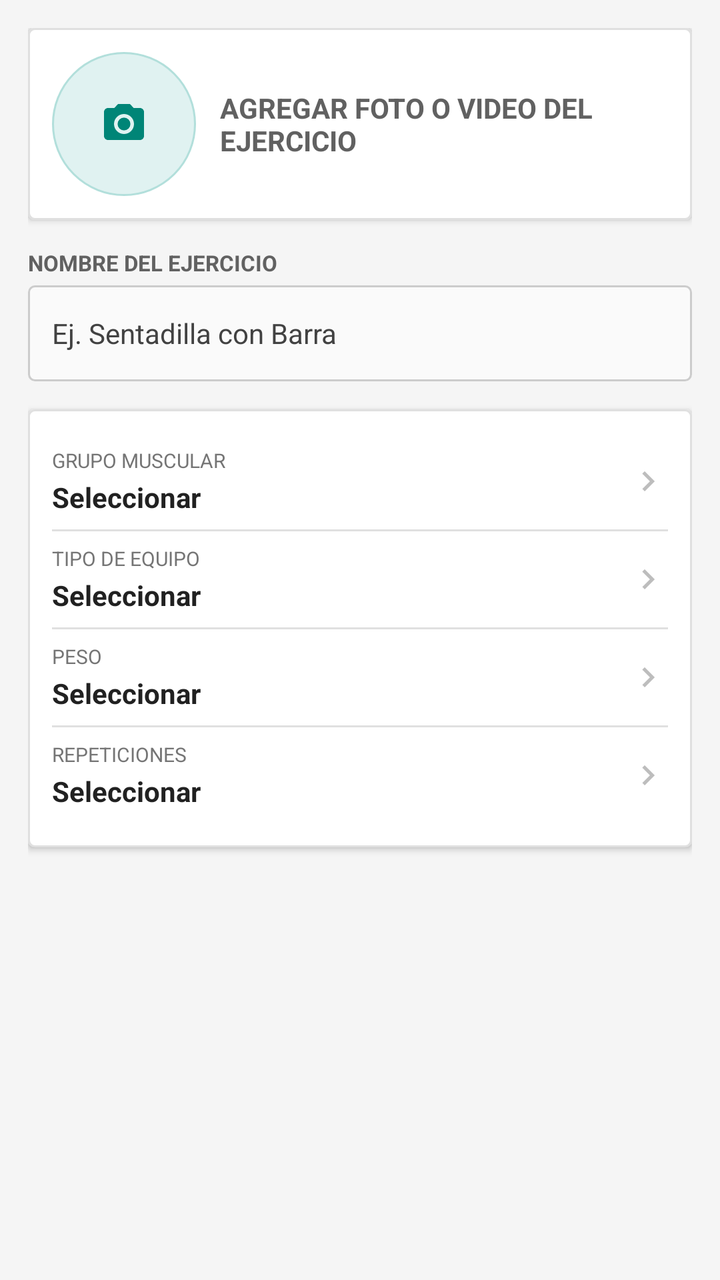
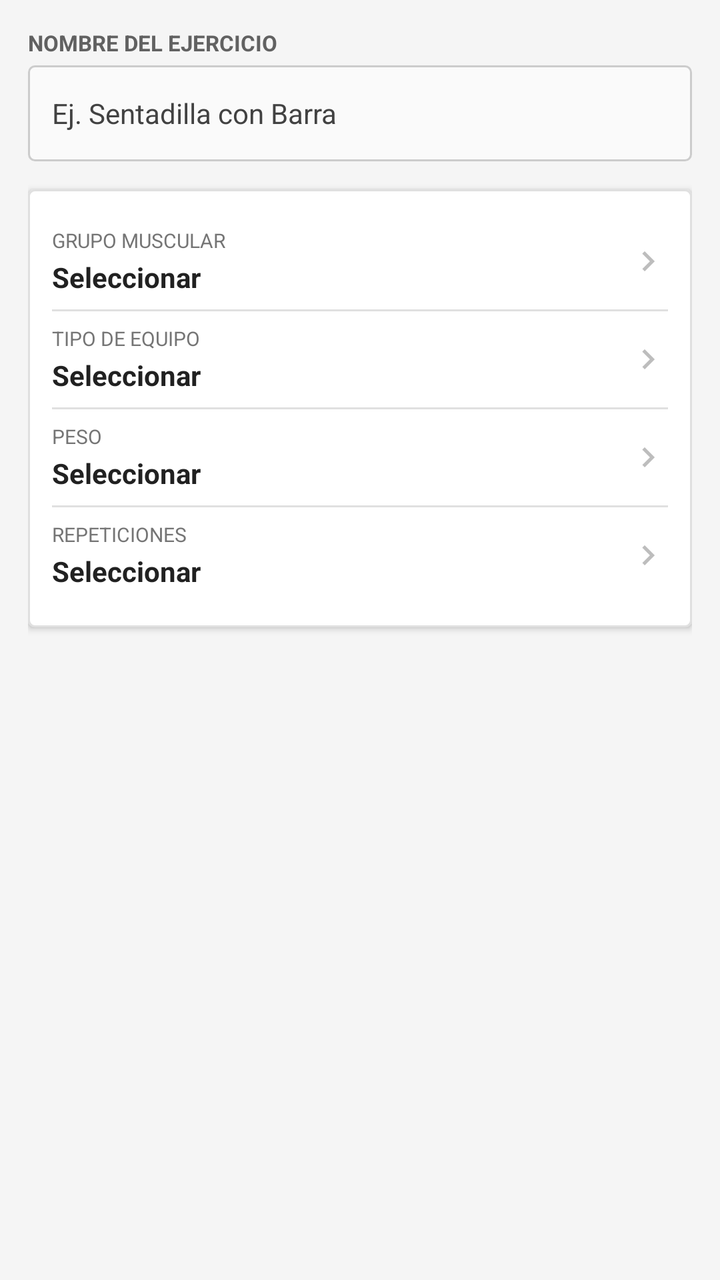

An Android layout rendered at two revisions. The XML below is the earlier revision; the diff shows what the commit changed to produce the second picture.
<!-- AndroidManifest.xml: application theme Theme.FitTrackAndroid -->
<!-- res/layout/fragment_crear_ejercicio.xml -->
<?xml version="1.0" encoding="utf-8"?>
<FrameLayout xmlns:android="http://schemas.android.com/apk/res/android"
    xmlns:app="http://schemas.android.com/apk/res-auto"
    android:id="@+id/layoutCrearEjercicio"
    android:layout_width="match_parent"
    android:layout_height="match_parent"
    android:background="@color/colorBackground">

    <ScrollView
        android:id="@+id/svCrearEjercicio"
        android:layout_width="match_parent"
        android:layout_height="match_parent"
        android:fillViewport="true"
        android:scrollbars="none">

        <LinearLayout
            android:id="@+id/layoutContenidoCrearEjercicio"
            android:layout_width="match_parent"
            android:layout_height="wrap_content"
            android:orientation="vertical"
            android:padding="@dimen/spacing_lg">

            
            <LinearLayout
                android:id="@+id/cardMultimediaEjercicio"
                android:layout_width="match_parent"
                android:layout_height="wrap_content"
                android:background="@drawable/bg_card"
                android:elevation="@dimen/elevation_card"
                android:gravity="center_vertical"
                android:orientation="horizontal"
                android:padding="@dimen/spacing_md">

                <ImageButton
                    android:id="@+id/btnMultimediaEjercicio"
                    android:layout_width="72dp"
                    android:layout_height="72dp"
                    android:background="@drawable/bg_circle_image"
                    android:contentDescription="@string/cdMultimediaEjercicio"
                    android:padding="20dp"
                    android:scaleType="centerInside"
                    android:src="@drawable/ic_camera"
                    app:tint="@color/colorPrimary" />

                <TextView
                    android:id="@+id/tvCardMultimedia"
                    android:layout_width="0dp"
                    android:layout_height="wrap_content"
                    android:layout_marginStart="@dimen/spacing_md"
                    android:layout_weight="1"
                    android:text="@string/tvCardMultimedia"
                    android:textColor="@color/colorTextSecondary"
                    android:textSize="14sp"
                    android:textStyle="bold" />
            </LinearLayout>

            
            <TextView
                android:id="@+id/tvLabelNombreEjercicio"
                android:layout_width="wrap_content"
                android:layout_height="wrap_content"
                android:layout_marginTop="@dimen/spacing_lg"
                android:text="@string/tvLabelNombreEjercicio"
                android:textColor="@color/colorTextSecondary"
                android:textSize="11sp"
                android:textStyle="bold" />

            <EditText
                android:id="@+id/etNombreEjercicio"
                android:layout_width="match_parent"
                android:layout_height="@dimen/button_height_standard"
                android:layout_marginTop="@dimen/spacing_xs"
                android:autofillHints="name"
                android:background="@drawable/bg_input"
                android:hint="@string/etNombreEjercicio_hint"
                android:inputType="textCapWords"
                android:maxLines="1"
                android:paddingHorizontal="@dimen/spacing_md"
                android:singleLine="true"
                android:textColor="@color/colorTextPrimary"
                android:textColorHint="@color/colorTextStrong"
                android:textSize="14sp" />

            <TextView
                android:id="@+id/tvErrorNombreEjercicio"
                android:layout_width="match_parent"
                android:layout_height="wrap_content"
                android:layout_marginTop="@dimen/spacing_xs"
                android:text="@string/tvErrorNombreEjercicio"
                android:textColor="@color/colorError"
                android:textSize="11sp"
                android:visibility="gone" />

            
            <LinearLayout
                android:id="@+id/cardCamposEjercicio"
                android:layout_width="match_parent"
                android:layout_height="wrap_content"
                android:layout_marginTop="@dimen/spacing_lg"
                android:background="@drawable/bg_card"
                android:elevation="@dimen/elevation_card"
                android:orientation="vertical"
                android:padding="@dimen/spacing_md">

                <LinearLayout
                    android:id="@+id/layoutCampoGrupoMuscular"
                    android:layout_width="match_parent"
                    android:layout_height="wrap_content"
                    android:clickable="true"
                    android:focusable="true"
                    android:gravity="center_vertical"
                    android:minHeight="48dp"
                    android:orientation="horizontal">

                    <LinearLayout
                        android:layout_width="0dp"
                        android:layout_height="wrap_content"
                        android:layout_weight="1"
                        android:orientation="vertical">

                        <TextView
                            android:id="@+id/tvLabelGrupoMuscular"
                            android:layout_width="match_parent"
                            android:layout_height="wrap_content"
                            android:text="@string/tvLabelGrupoMuscular"
                            android:textColor="@color/colorTextTertiary"
                            android:textSize="10sp" />

                        <TextView
                            android:id="@+id/tvValorGrupoMuscular"
                            android:layout_width="match_parent"
                            android:layout_height="wrap_content"
                            android:layout_marginTop="2dp"
                            android:text="@string/tvValorGrupoMuscular"
                            android:textColor="@color/colorTextPrimary"
                            android:textSize="14sp"
                            android:textStyle="bold" />
                    </LinearLayout>

                    <ImageView
                        android:id="@+id/imgChevronGrupoMuscular"
                        android:layout_width="20dp"
                        android:layout_height="20dp"
                        android:layout_marginStart="@dimen/spacing_sm"
                        android:contentDescription="@string/cdGrupoMuscular"
                        android:scaleType="centerInside"
                        android:src="@drawable/ic_chevron_right"
                        app:tint="@color/colorIconSubtle" />
                </LinearLayout>

                <View
                    android:layout_width="match_parent"
                    android:layout_height="1dp"
                    android:background="@color/colorDivider" />

                <LinearLayout
                    android:id="@+id/layoutCampoTipoEquipo"
                    android:layout_width="match_parent"
                    android:layout_height="wrap_content"
                    android:clickable="true"
                    android:focusable="true"
                    android:gravity="center_vertical"
                    android:minHeight="48dp"
                    android:orientation="horizontal">

                    <LinearLayout
                        android:layout_width="0dp"
                        android:layout_height="wrap_content"
                        android:layout_weight="1"
                        android:orientation="vertical">

                        <TextView
                            android:id="@+id/tvLabelTipoEquipo"
                            android:layout_width="match_parent"
                            android:layout_height="wrap_content"
                            android:text="@string/tvLabelTipoEquipo"
                            android:textColor="@color/colorTextTertiary"
                            android:textSize="10sp" />

                        <TextView
                            android:id="@+id/tvValorTipoEquipo"
                            android:layout_width="match_parent"
                            android:layout_height="wrap_content"
                            android:layout_marginTop="2dp"
                            android:text="@string/tvValorTipoEquipo"
                            android:textColor="@color/colorTextPrimary"
                            android:textSize="14sp"
                            android:textStyle="bold" />
                    </LinearLayout>

                    <ImageView
                        android:id="@+id/imgChevronTipoEquipo"
                        android:layout_width="20dp"
                        android:layout_height="20dp"
                        android:layout_marginStart="@dimen/spacing_sm"
                        android:contentDescription="@string/cdTipoEquipo"
                        android:scaleType="centerInside"
                        android:src="@drawable/ic_chevron_right"
                        app:tint="@color/colorIconSubtle" />
                </LinearLayout>

                <View
                    android:layout_width="match_parent"
                    android:layout_height="1dp"
                    android:background="@color/colorDivider" />

                <LinearLayout
                    android:id="@+id/layoutCampoPeso"
                    android:layout_width="match_parent"
                    android:layout_height="wrap_content"
                    android:clickable="true"
                    android:focusable="true"
                    android:gravity="center_vertical"
                    android:minHeight="48dp"
                    android:orientation="horizontal">

                    <LinearLayout
                        android:layout_width="0dp"
                        android:layout_height="wrap_content"
                        android:layout_weight="1"
                        android:orientation="vertical">

                        <TextView
                            android:id="@+id/tvLabelPeso"
                            android:layout_width="match_parent"
                            android:layout_height="wrap_content"
                            android:text="@string/tvLabelPeso"
                            android:textColor="@color/colorTextTertiary"
                            android:textSize="10sp" />

                        <TextView
                            android:id="@+id/tvValorPeso"
                            android:layout_width="match_parent"
                            android:layout_height="wrap_content"
                            android:layout_marginTop="2dp"
                            android:text="@string/tvValorPeso"
                            android:textColor="@color/colorTextPrimary"
                            android:textSize="14sp"
                            android:textStyle="bold" />
                    </LinearLayout>

                    <ImageView
                        android:id="@+id/imgChevronPeso"
                        android:layout_width="20dp"
                        android:layout_height="20dp"
                        android:layout_marginStart="@dimen/spacing_sm"
                        android:contentDescription="@string/cdPeso"
                        android:scaleType="centerInside"
                        android:src="@drawable/ic_chevron_right"
                        app:tint="@color/colorIconSubtle" />
                </LinearLayout>

                <View
                    android:layout_width="match_parent"
                    android:layout_height="1dp"
                    android:background="@color/colorDivider" />

                <LinearLayout
                    android:id="@+id/layoutCampoRepeticiones"
                    android:layout_width="match_parent"
                    android:layout_height="wrap_content"
                    android:clickable="true"
                    android:focusable="true"
                    android:gravity="center_vertical"
                    android:minHeight="48dp"
                    android:orientation="horizontal">

                    <LinearLayout
                        android:layout_width="0dp"
                        android:layout_height="wrap_content"
                        android:layout_weight="1"
                        android:orientation="vertical">

                        <TextView
                            android:id="@+id/tvLabelRepeticiones"
                            android:layout_width="match_parent"
                            android:layout_height="wrap_content"
                            android:text="@string/tvLabelRepeticiones"
                            android:textColor="@color/colorTextTertiary"
                            android:textSize="10sp" />

                        <TextView
                            android:id="@+id/tvValorRepeticiones"
                            android:layout_width="match_parent"
                            android:layout_height="wrap_content"
                            android:layout_marginTop="2dp"
                            android:text="@string/tvValorRepeticiones"
                            android:textColor="@color/colorTextPrimary"
                            android:textSize="14sp"
                            android:textStyle="bold" />
                    </LinearLayout>

                    <ImageView
                        android:id="@+id/imgChevronRepeticiones"
                        android:layout_width="20dp"
                        android:layout_height="20dp"
                        android:layout_marginStart="@dimen/spacing_sm"
                        android:contentDescription="@string/cdRepeticiones"
                        android:scaleType="centerInside"
                        android:src="@drawable/ic_chevron_right"
                        app:tint="@color/colorIconSubtle" />
                </LinearLayout>
            </LinearLayout>

            <Space
                android:layout_width="match_parent"
                android:layout_height="@dimen/spacing_xxl" />
        </LinearLayout>
    </ScrollView>
</FrameLayout>
<!-- resources referenced by this layout -->
<resources>
  <color name="colorBackground">#F5F5F5</color>
  <color name="colorDivider">#FFE0E0E0</color>
  <color name="colorError">#FFD32F2F</color>
  <color name="colorIconSubtle">#FFBDBDBD</color>
  <color name="colorPrimary">#008577</color>
  <color name="colorTextPrimary">#FF212121</color>
  <color name="colorTextSecondary">#FF616161</color>
  <color name="colorTextStrong">#FF424242</color>
  <color name="colorTextTertiary">#FF757575</color>
  <dimen name="button_height_standard">48dp</dimen>
  <dimen name="elevation_card">2dp</dimen>
  <dimen name="spacing_lg">14dp</dimen>
  <dimen name="spacing_md">12dp</dimen>
  <dimen name="spacing_sm">8dp</dimen>
  <dimen name="spacing_xs">4dp</dimen>
  <dimen name="spacing_xxl">24dp</dimen>
  <!-- drawable bg_circle_image (drawable) -->
  <?xml version="1.0" encoding="utf-8"?>
  <shape xmlns:android="http://schemas.android.com/apk/res/android"
      android:shape="oval">
      <solid android:color="@color/colorSuccessContainer" />
      <stroke
          android:width="@dimen/border_width"
          android:color="@color/colorSuccessBorder" />
  </shape>
  <!-- drawable bg_input (drawable) -->
  <?xml version="1.0" encoding="utf-8"?>
  <selector xmlns:android="http://schemas.android.com/apk/res/android">
      <item android:state_focused="true" android:drawable="@drawable/bg_input_focused" />
      <item android:drawable="@drawable/bg_input_default" />
  </selector>
  <!-- drawable ic_camera (drawable) -->
  <vector xmlns:android="http://schemas.android.com/apk/res/android"
      android:width="24dp"
      android:height="24dp"
      android:viewportWidth="24"
      android:viewportHeight="24">
      <path
          android:fillColor="#FF000000"
          android:pathData="M9,2L7.17,4H4c-1.1,0 -2,0.9 -2,2v12c0,1.1 0.9,2 2,2h16c1.1,0 2,-0.9 2,-2V6c0,-1.1 -0.9,-2 -2,-2h-3.17L15,2H9zM12,17c-2.76,0 -5,-2.24 -5,-5s2.24,-5 5,-5 5,2.24 5,5 -2.24,5 -5,5z" />
      <path
          android:fillColor="#FF000000"
          android:pathData="M12,12m-3.2,0a3.2,3.2 0,1 1,6.4 0a3.2,3.2 0,1 1,-6.4 0" />
  </vector>
  <string name="cdGrupoMuscular">Seleccionar grupo muscular</string>
  <string name="cdMultimediaEjercicio">Agregar foto o video del ejercicio</string>
  <string name="cdPeso">Seleccionar peso</string>
  <string name="cdRepeticiones">Seleccionar repeticiones</string>
  <string name="cdTipoEquipo">Seleccionar tipo de equipo</string>
  <string name="etNombreEjercicio_hint">Ej. Sentadilla con Barra</string>
  <string name="tvCardMultimedia">AGREGAR FOTO O VIDEO DEL EJERCICIO</string>
  <string name="tvErrorNombreEjercicio">Ingresa el nombre del ejercicio</string>
  <string name="tvLabelGrupoMuscular">GRUPO MUSCULAR</string>
  <string name="tvLabelNombreEjercicio">NOMBRE DEL EJERCICIO</string>
  <string name="tvLabelPeso">PESO</string>
  <string name="tvLabelRepeticiones">REPETICIONES</string>
  <string name="tvLabelTipoEquipo">TIPO DE EQUIPO</string>
  <string name="tvValorGrupoMuscular">Seleccionar</string>
  <string name="tvValorPeso">Seleccionar</string>
  <string name="tvValorRepeticiones">Seleccionar</string>
  <string name="tvValorTipoEquipo">Seleccionar</string>
  <style name="Theme.FitTrackAndroid" parent="Base.Theme.FitTrackAndroid" />
  <color name="colorSurface">#FFFFFFFF</color>
  <dimen name="corner_radius_default">3dp</dimen>
  <color name="colorSuccessContainer">#FFE0F2F1</color>
  <dimen name="border_width">1dp</dimen>
  <color name="colorSuccessBorder">#FFB2DFDB</color>
  <color name="colorSurfaceSecondary">#FFFAFAFA</color>
  <color name="colorBorder">#FFCCCCCC</color>
  <color name="colorPrimaryDark">#00574B</color>
  <color name="black">#FF000000</color>
  <color name="colorActionConfirm">#03DAC5</color>
  <!-- unchanged entries left out for length: 5 -->
</resources>

<!-- the commit's change to res/layout/fragment_crear_ejercicio.xml (unified diff, before → after) -->
@@ -21,45 +21,10 @@
             android:padding="@dimen/spacing_lg">
 
             
-            <LinearLayout
-                android:id="@+id/cardMultimediaEjercicio"
-                android:layout_width="match_parent"
-                android:layout_height="wrap_content"
-                android:background="@drawable/bg_card"
-                android:elevation="@dimen/elevation_card"
-                android:gravity="center_vertical"
-                android:orientation="horizontal"
-                android:padding="@dimen/spacing_md">
-
-                <ImageButton
-                    android:id="@+id/btnMultimediaEjercicio"
-                    android:layout_width="72dp"
-                    android:layout_height="72dp"
-                    android:background="@drawable/bg_circle_image"
-                    android:contentDescription="@string/cdMultimediaEjercicio"
-                    android:padding="20dp"
-                    android:scaleType="centerInside"
-                    android:src="@drawable/ic_camera"
-                    app:tint="@color/colorPrimary" />
-
-                <TextView
-                    android:id="@+id/tvCardMultimedia"
-                    android:layout_width="0dp"
-                    android:layout_height="wrap_content"
-                    android:layout_marginStart="@dimen/spacing_md"
-                    android:layout_weight="1"
-                    android:text="@string/tvCardMultimedia"
-                    android:textColor="@color/colorTextSecondary"
-                    android:textSize="14sp"
-                    android:textStyle="bold" />
-            </LinearLayout>
-
-            
             <TextView
                 android:id="@+id/tvLabelNombreEjercicio"
                 android:layout_width="wrap_content"
                 android:layout_height="wrap_content"
-                android:layout_marginTop="@dimen/spacing_lg"
                 android:text="@string/tvLabelNombreEjercicio"
                 android:textColor="@color/colorTextSecondary"
                 android:textSize="11sp"
<!-- resource entries referenced after the edit -->
@@ -16,41 +16,17 @@
   <dimen name="spacing_sm">8dp</dimen>
   <dimen name="spacing_xs">4dp</dimen>
   <dimen name="spacing_xxl">24dp</dimen>
-  <!-- drawable bg_circle_image (drawable) -->
-  <?xml version="1.0" encoding="utf-8"?>
-  <shape xmlns:android="http://schemas.android.com/apk/res/android"
-      android:shape="oval">
-      <solid android:color="@color/colorSuccessContainer" />
-      <stroke
-          android:width="@dimen/border_width"
-          android:color="@color/colorSuccessBorder" />
-  </shape>
   <!-- drawable bg_input (drawable) -->
   <?xml version="1.0" encoding="utf-8"?>
   <selector xmlns:android="http://schemas.android.com/apk/res/android">
       <item android:state_focused="true" android:drawable="@drawable/bg_input_focused" />
       <item android:drawable="@drawable/bg_input_default" />
   </selector>
-  <!-- drawable ic_camera (drawable) -->
-  <vector xmlns:android="http://schemas.android.com/apk/res/android"
-      android:width="24dp"
-      android:height="24dp"
-      android:viewportWidth="24"
-      android:viewportHeight="24">
-      <path
-          android:fillColor="#FF000000"
-          android:pathData="M9,2L7.17,4H4c-1.1,0 -2,0.9 -2,2v12c0,1.1 0.9,2 2,2h16c1.1,0 2,-0.9 2,-2V6c0,-1.1 -0.9,-2 -2,-2h-3.17L15,2H9zM12,17c-2.76,0 -5,-2.24 -5,-5s2.24,-5 5,-5 5,2.24 5,5 -2.24,5 -5,5z" />
-      <path
-          android:fillColor="#FF000000"
-          android:pathData="M12,12m-3.2,0a3.2,3.2 0,1 1,6.4 0a3.2,3.2 0,1 1,-6.4 0" />
-  </vector>
   <string name="cdGrupoMuscular">Seleccionar grupo muscular</string>
-  <string name="cdMultimediaEjercicio">Agregar foto o video del ejercicio</string>
   <string name="cdPeso">Seleccionar peso</string>
   <string name="cdRepeticiones">Seleccionar repeticiones</string>
   <string name="cdTipoEquipo">Seleccionar tipo de equipo</string>
   <string name="etNombreEjercicio_hint">Ej. Sentadilla con Barra</string>
-  <string name="tvCardMultimedia">AGREGAR FOTO O VIDEO DEL EJERCICIO</string>
   <string name="tvErrorNombreEjercicio">Ingresa el nombre del ejercicio</string>
   <string name="tvLabelGrupoMuscular">GRUPO MUSCULAR</string>
   <string name="tvLabelNombreEjercicio">NOMBRE DEL EJERCICIO</string>
@@ -64,9 +40,6 @@
   <style name="Theme.FitTrackAndroid" parent="Base.Theme.FitTrackAndroid" />
   <color name="colorSurface">#FFFFFFFF</color>
   <dimen name="corner_radius_default">3dp</dimen>
-  <color name="colorSuccessContainer">#FFE0F2F1</color>
-  <dimen name="border_width">1dp</dimen>
-  <color name="colorSuccessBorder">#FFB2DFDB</color>
   <color name="colorSurfaceSecondary">#FFFAFAFA</color>
   <color name="colorBorder">#FFCCCCCC</color>
   <color name="colorPrimaryDark">#00574B</color>
